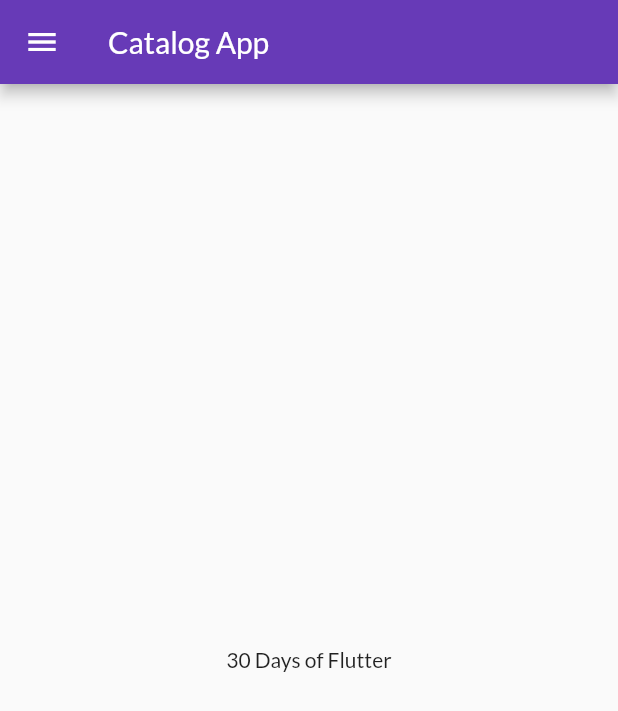
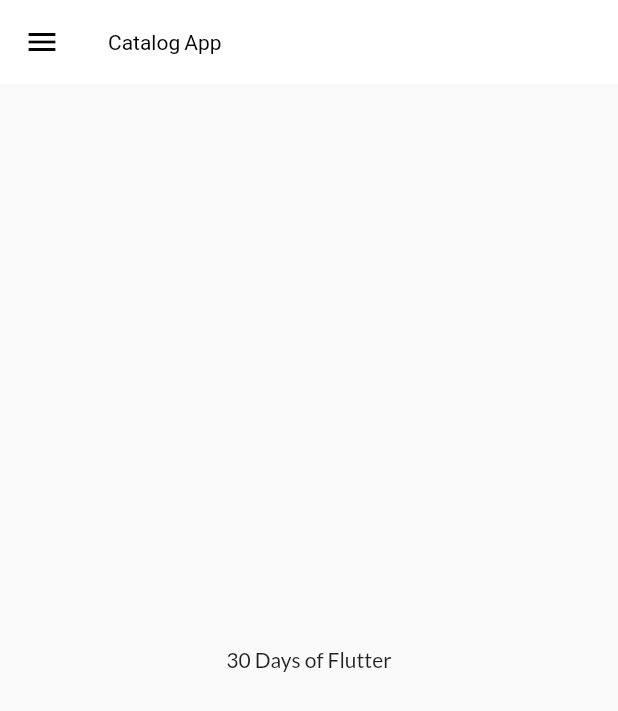
Before and after one commit to adityaashinde/30-Days-of-Flutter, a Flutter app: the screen it shows after launch, on a phone screen of 412 x 824 dp. Shown: the top 711 px of the screen. Run offline on Flutter 3.47's test engine with Material 2 defaults, Android fonts, the phone set to English and light mode, and no system bars; our stand-ins replace google_fonts.

Commit message:
Day 10 : AppBar Theme | Extracting Theme

```diff
--- a/flutter_catalog/lib/main.dart
+++ b/flutter_catalog/lib/main.dart
@@ -1,11 +1,11 @@
 import 'package:flutter/material.dart';
 import 'package:flutter_catalog/pages/login_page.dart';
 import 'package:flutter_catalog/utils/routes.dart';
-import 'pages/home_page.dart';
-import 'package:google_fonts/google_fonts.dart';
+import 'package:flutter_catalog/widgets/theme.dart';
+import 'package:flutter_catalog/pages/home_page.dart';
 
 void main() {
-  runApp(MyApp());
+  runApp(const MyApp());
 }
 
 class MyApp extends StatelessWidget {
@@ -15,17 +15,13 @@ class MyApp extends StatelessWidget {
   Widget build(BuildContext context) {
     return MaterialApp(
       themeMode: ThemeMode.light,
-      theme: ThemeData(
-        primarySwatch: Colors.deepPurple,
-        fontFamily: GoogleFonts.lato().fontFamily,
-      ),
-      darkTheme: ThemeData(
-        brightness: Brightness.dark,
-      ),
+      theme: MyTheme.lightTheme(context),
+      darkTheme: MyTheme.darkTheme(context),
+      debugShowCheckedModeBanner: false,
       initialRoute: MyRoutes.homeRoute,
       routes: {
         "/": (context) => LoginPage(),
-        MyRoutes.homeRoute: (context) => HomePage(),
+        MyRoutes.homeRoute: (context) => const HomePage(),
         MyRoutes.loginRoute: (context) => LoginPage(),
       },
     );
--- /dev/null
+++ b/flutter_catalog/lib/widgets/theme.dart
@@ -0,0 +1,19 @@
+import 'package:flutter/material.dart';
+import 'package:google_fonts/google_fonts.dart';
+
+class MyTheme {
+  static ThemeData lightTheme(BuildContext context) => ThemeData(
+        primarySwatch: Colors.deepPurple,
+        fontFamily: GoogleFonts.lato().fontFamily,
+        appBarTheme: const AppBarTheme(
+          color: Colors.white,
+          elevation: 0.0,
+          iconTheme: IconThemeData(color: Colors.black),
+          titleTextStyle: TextStyle(color: Colors.black),
+        ),
+      );
+
+  static ThemeData darkTheme(BuildContext context) => ThemeData(
+        brightness: Brightness.dark,
+      );
+}
```
